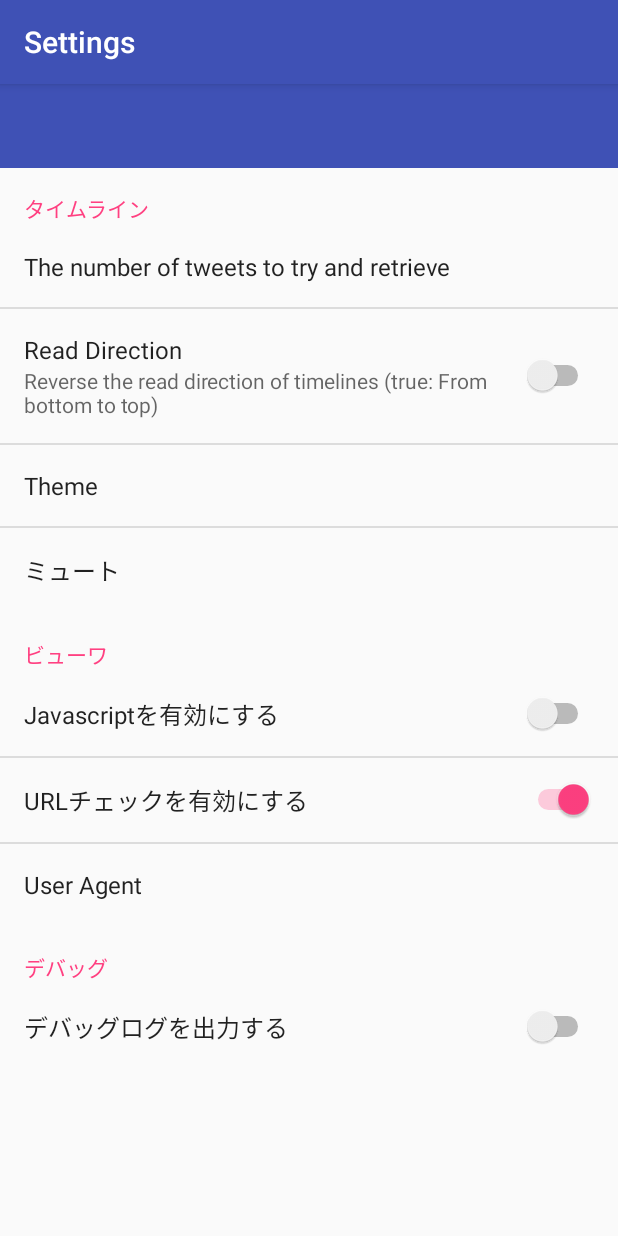
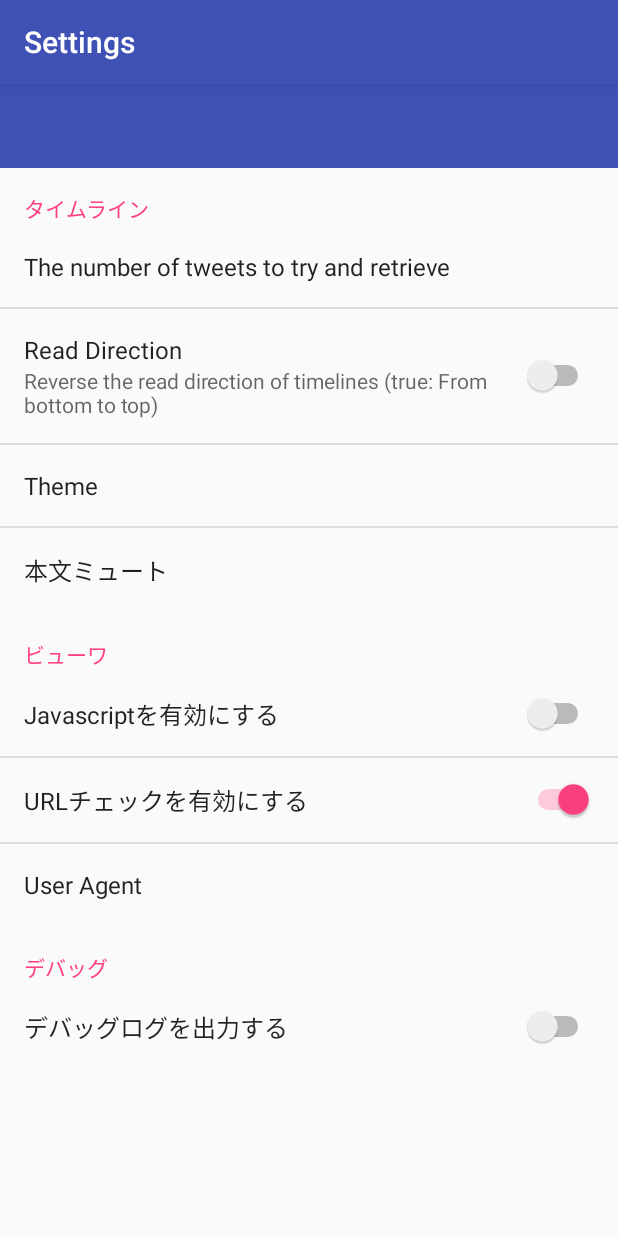
Before and after one commit to YA-androidapp/Yumura, an Android app: the fragment PreferenceActivityFragment placed in its activity, on a phone screen of 412 x 824 dp. Run offline under Robolectric (Android 15) with nearby library versions, the phone set to English and light mode, and no system bars; plain views replace androidapp.

Commit message:
add mute func

```diff
--- a/app/src/main/res/values/strings.xml
+++ b/app/src/main/res/values/strings.xml
@@ -27,7 +27,8 @@
     <string name="title_activity_oauth">OAuth Sign-in</string>
     <string name="title_activity_tlactivity">タイムライン</string>
     <string name="title_activity_vieweractivity">ビューワ</string>
-    <string name="title_tl_mute">ミュート</string>
+    <string name="title_tl_mute">本文ミュート</string>
+    <string name="title_icon_mute">アイコンミュート</string>
 
     <!-- TweetMenu -->
     <string name="tweet_reply">返信</string>
@@ -51,8 +52,13 @@
     <string name="pref_tl_api_count">The number of tweets to try and retrieve</string>
     <string name="pref_tl_api_count_value">200</string>
 
-    <string name="pref_tl_mute">ミュート</string>
-    <string name="pref_tl_mute_text">ミュート（本文）</string>
+    <string name="pref_icon_mute">アイコンミュート</string>
+    <string name="pref_icon_mute_screenname">ユーザ名</string>
+    <string name="pref_icon_mute_screenname_summary">カンマ区切り</string>
+    <string name="pref_tl_mute">本文ミュート</string>
+    <string name="pref_tl_mute_screenname">ユーザ名</string>
+    <string name="pref_tl_mute_screenname_summary">カンマ区切り</string>
+    <string name="pref_tl_mute_text">本文</string>
     <string name="pref_tl_mute_text_summary">カンマ区切り</string>
 
     <string name="pref_tl_reverse_direction">Read Direction</string>
--- a/app/src/main/res/xml/pref_yumura.xml
+++ b/app/src/main/res/xml/pref_yumura.xml
@@ -27,10 +27,22 @@
         <PreferenceScreen android:title="@string/title_tl_mute">
             <PreferenceCategory android:title="@string/title_tl_mute">
                 <EditTextPreference
+                    android:key="pref_tl_mute_screenname"
+                    android:selectAllOnFocus="false"
+                    android:summary="@string/pref_tl_mute_screenname_summary"
+                    android:title="@string/pref_tl_mute_screenname" />
+                <EditTextPreference
                     android:key="pref_tl_mute_text"
                     android:selectAllOnFocus="false"
                     android:summary="@string/pref_tl_mute_text_summary"
                     android:title="@string/pref_tl_mute_text" />
+            </PreferenceCategory>
+            <PreferenceCategory android:title="@string/title_icon_mute">
+                <EditTextPreference
+                    android:key="pref_icon_mute_screenname"
+                    android:selectAllOnFocus="false"
+                    android:summary="@string/pref_icon_mute_screenname_summary"
+                    android:title="@string/pref_icon_mute_screenname" />
             </PreferenceCategory>
         </PreferenceScreen>
     </PreferenceCategory>
```
Also changed, not shown: app/src/main/java/jp/gr/java_conf/ya/yumura/TlAdapter.java (+43 -10 lines).
